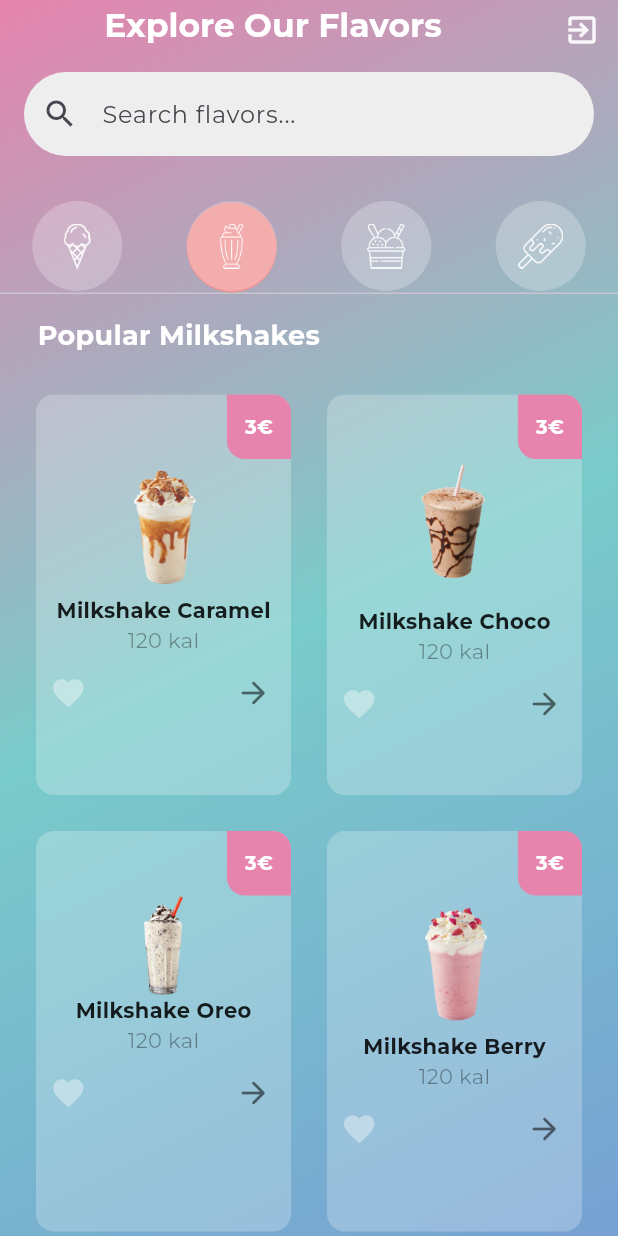
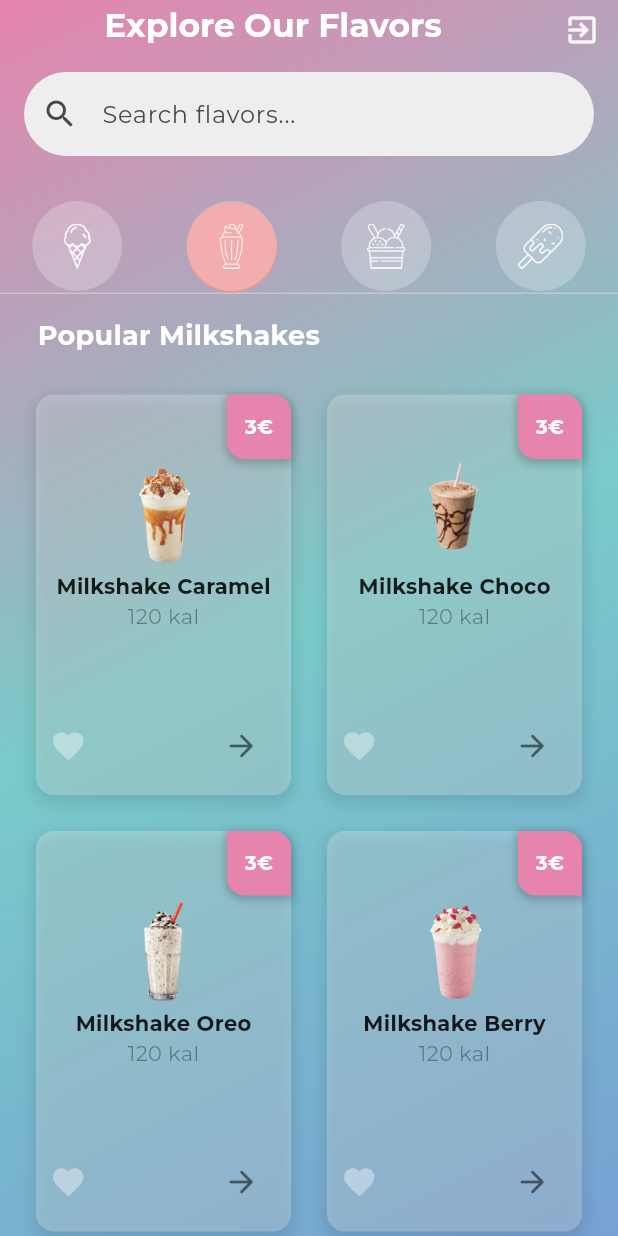
Before and after one commit to carolax14/futur_ice_cream_v1, a Flutter app: the ShopPage screen opened directly, tab 2 chosen, on a phone screen of 412 x 824 dp. Run offline on Flutter 3.47's test engine with Material 3 defaults, Android fonts, the phone set to English and light mode, and no system bars; drawn by our look-alikes of like_button; our stand-ins replace carousel_slider, curved_navigation_bar, google_fonts.

Commit message:
Responsive de ice_cream_tile

```diff
--- a/lib/components/ice_cream_tile.dart
+++ b/lib/components/ice_cream_tile.dart
@@ -3,7 +3,6 @@ import 'package:futur_ice_cream_v1/const.dart';
 import 'package:futur_ice_cream_v1/models/favorite_service.dart';
 import 'package:futur_ice_cream_v1/models/ice_cream.dart';
 import 'package:like_button/like_button.dart';
-// Importez le service de favoris
 
 class IceCreamTile extends StatefulWidget {
   final IceCream iceCream;
@@ -28,6 +27,14 @@ class _IceCreamTileState extends State<IceCreamTile> {
         decoration: BoxDecoration(
           color: Colors.white24,
           borderRadius: BorderRadius.circular(12),
+          boxShadow: [
+            BoxShadow(
+              color: Colors.black.withOpacity(0.1), // Couleur de l'ombre
+              spreadRadius: 2, // Rayon de diffusion de l'ombre
+              blurRadius: 8, // Rayon de flou de l'ombre
+              offset: const Offset(0, 4), // Décalage de l'ombre (x, y)
+            ),
+          ],
         ),
         child: Column(
           children: [
@@ -42,6 +49,16 @@ class _IceCreamTileState extends State<IceCreamTile> {
                       bottomLeft: Radius.circular(12),
                       topRight: Radius.circular(12),
                     ),
+                    boxShadow: [
+                      BoxShadow(
+                        color:
+                            Colors.black.withOpacity(0.2), // Couleur de l'ombre
+                        spreadRadius: 1, // Étendue de l'ombre
+                        blurRadius: 4, // Flou de l'ombre
+                        offset:
+                            const Offset(0, 2), // Décalage de l'ombre (x, y)
+                      ),
+                    ],
                   ),
                   padding: const EdgeInsets.all(12),
                   child: Text(
@@ -60,7 +77,12 @@ class _IceCreamTileState extends State<IceCreamTile> {
             Padding(
               padding:
                   const EdgeInsets.symmetric(horizontal: 54.0, vertical: 0),
-              child: Image.asset(widget.iceCream.imagePath),
+              child: Image.asset(
+                widget.iceCream.imagePath,
+                height: 75,
+                width: double.infinity,
+                //fit: BoxFit.cover,
+              ),
             ),
 
             // ice cream flavor
@@ -82,13 +104,16 @@ class _IceCreamTileState extends State<IceCreamTile> {
               ),
             ),
 
+            // Spacer to push buttons to the bottom
+            const Spacer(),
+
             // love icon + view button
             Padding(
               padding: const EdgeInsets.all(1.0),
               child: Row(
                 mainAxisAlignment: MainAxisAlignment.spaceBetween,
                 children: [
-                  // love icon
+                  // love icon (bottom left)
                   Padding(
                     padding: const EdgeInsets.all(8.0),
                     child: LikeButton(
@@ -113,17 +138,20 @@ class _IceCreamTileState extends State<IceCreamTile> {
                     ),
                   ),
 
-                  // view button
-                  IconButton(
-                    icon: const Icon(
-                      Icons.arrow_forward_rounded,
-                      color: Colors.black54,
+                  // view button (bottom right)
+                  Padding(
+                    padding: const EdgeInsets.all(8.0),
+                    child: IconButton(
+                      icon: const Icon(
+                        Icons.arrow_forward_rounded,
+                        color: Colors.black54,
+                      ),
+                      onPressed: widget.onPressed,
                     ),
-                    onPressed: widget.onPressed,
                   ),
                 ],
               ),
-            )
+            ),
           ],
         ),
       ),
```
Also changed, not shown: lib/responsive_config.dart (added, +47 -0 lines).
